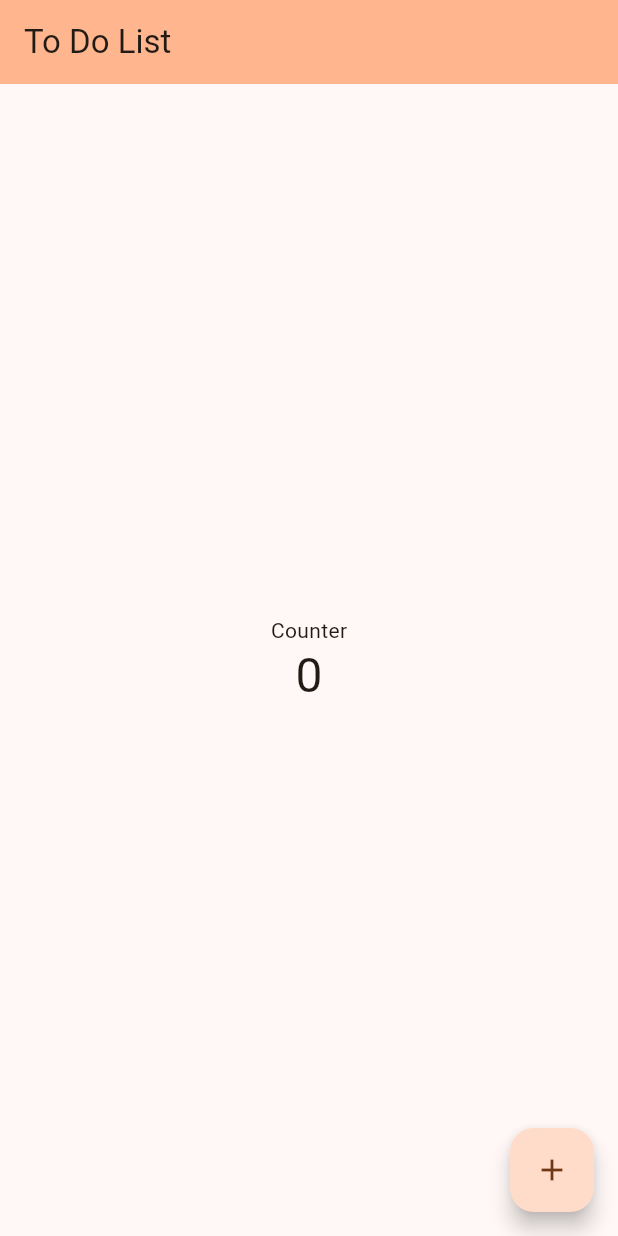
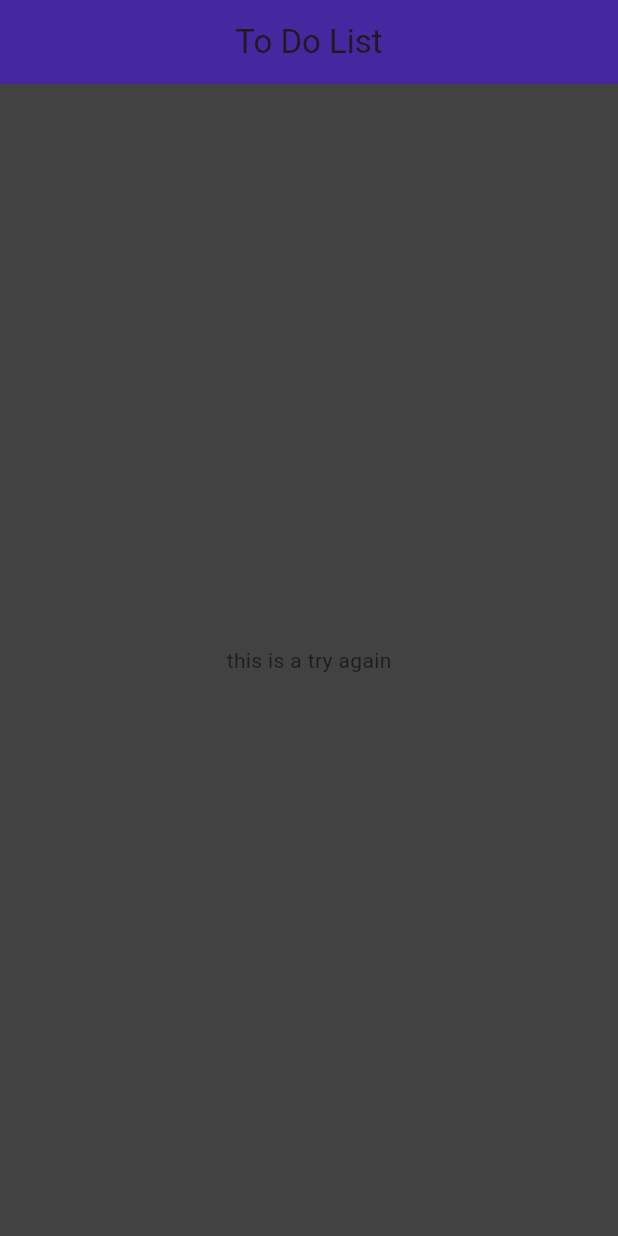
Before and after one commit to Mickeldeath/To-do-list-app--android-, a Flutter app: the screen it shows after launch, on a phone screen of 412 x 824 dp. Run offline on Flutter 3.47's test engine with Material 3 defaults, Android fonts, the phone set to English and light mode, and no system bars.

```diff
--- a/lib/main.dart
+++ b/lib/main.dart
@@ -1,125 +1,20 @@
 import 'package:flutter/material.dart';
 
 void main() {
-  runApp(const MyApp());
+  runApp(
+    MaterialApp(
+      home: Scaffold(
+        appBar: AppBar(
+          title: const Center(
+            child: Text("To Do List"),
+          ),
+          backgroundColor: Colors.deepPurple[800],
+        ),
+        body: const Center(
+          child: Text("this is a try again"),
+        ),
+        backgroundColor: Colors.grey[800],
+      ),
+    ),
+  );
 }
-
-class MyApp extends StatelessWidget {
-  const MyApp({super.key});
-
-  // This widget is the root of your application.
-  @override
-  Widget build(BuildContext context) {
-    return MaterialApp(
-      title: 'Flutter Demo',
-      theme: ThemeData(
-        // This is the theme of your application.
-        //
-        // TRY THIS: Try running your application with "flutter run". You'll see
-        // the application has a purple toolbar. Then, without quitting the app,
-        // try changing the seedColor in the colorScheme below to Colors.green
-        // and then invoke "hot reload" (save your changes or press the "hot
-        // reload" button in a Flutter-supported IDE, or press "r" if you used
-        // the command line to start the app).
-        //
-        // Notice that the counter didn't reset back to zero; the application
-        // state is not lost during the reload. To reset the state, use hot
-        // restart instead.
-        //
-        // This works for code too, not just values: Most code changes can be
-        // tested with just a hot reload.
-        colorScheme: ColorScheme.fromSeed(seedColor: Color.fromARGB(255, 255, 115, 0)),
-        useMaterial3: true,
-      ),
-      home: const MyHomePage(title: 'To Do List'),
-    );
-  }
-}
-
-class MyHomePage extends StatefulWidget {
-  const MyHomePage({super.key, required this.title});
-
-  // This widget is the home page of your application. It is stateful, meaning
-  // that it has a State object (defined below) that contains fields that affect
-  // how it looks.
-
-  // This class is the configuration for the state. It holds the values (in this
-  // case the title) provided by the parent (in this case the App widget) and
-  // used by the build method of the State. Fields in a Widget subclass are
-  // always marked "final".
-
-  final String title;
-
-  @override
-  State<MyHomePage> createState() => _MyHomePageState();
-}
-
-class _MyHomePageState extends State<MyHomePage> {
-  int _counter = 0;
-
-  void _incrementCounter() {
-    setState(() {
-      // This call to setState tells the Flutter framework that something has
-      // changed in this State, which causes it to rerun the build method below
-      // so that the display can reflect the updated values. If we changed
-      // _counter without calling setState(), then the build method would not be
-      // called again, and so nothing would appear to happen.
-      _counter++;
-    });
-  }
-
-  @override
-  Widget build(BuildContext context) {
-    // This method is rerun every time setState is called, for instance as done
-    // by the _incrementCounter method above.
-    //
-    // The Flutter framework has been optimized to make rerunning build methods
-    // fast, so that you can just rebuild anything that needs updating rather
-    // than having to individually change instances of widgets.
-    return Scaffold(
-      appBar: AppBar(
-        // TRY THIS: Try changing the color here to a specific color (to
-        // Colors.amber, perhaps?) and trigger a hot reload to see the AppBar
-        // change color while the other colors stay the same.
-        backgroundColor: Theme.of(context).colorScheme.inversePrimary,
-        // Here we take the value from the MyHomePage object that was created by
-        // the App.build method, and use it to set our appbar title.
-        title: Text(widget.title),
-      ),
-      body: Center(
-        // Center is a layout widget. It takes a single child and positions it
-        // in the middle of the parent.
-        child: Column(
-          // Column is also a layout widget. It takes a list of children and
-          // arranges them vertically. By default, it sizes itself to fit its
-          // children horizontally, and tries to be as tall as its parent.
-          //
-          // Column has various properties to control how it sizes itself and
-          // how it positions its children. Here we use mainAxisAlignment to
-          // center the children vertically; the main axis here is the vertical
-          // axis because Columns are vertical (the cross axis would be
-          // horizontal).
-          //
-          // TRY THIS: Invoke "debug painting" (choose the "Toggle Debug Paint"
-          // action in the IDE, or press "p" in the console), to see the
-          // wireframe for each widget.
-          mainAxisAlignment: MainAxisAlignment.center,
-          children: <Widget>[
-            const Text(
-              'Counter',
-            ),
-            Text(
-              '$_counter',
-              style: Theme.of(context).textTheme.headlineLarge,
-            ),
-          ],
-        ),
-      ),
-      floatingActionButton: FloatingActionButton(
-        onPressed: _incrementCounter,
-        tooltip: 'Increment',
-        child: const Icon(Icons.add),
-      ), // This trailing comma makes auto-formatting nicer for build methods.
-    );
-  }
-}
--- a/pubspec.yaml
+++ b/pubspec.yaml
@@ -59,9 +59,8 @@ flutter:
   uses-material-design: true
 
   # To add assets to your application, add an assets section, like this:
-  # assets:
-  #   - images/a_dot_burr.jpeg
-  #   - images/a_dot_ham.jpeg
+  assets:
+    - images/logo.png
 
   # An image asset can refer to one or more resolution-specific "variants", see
   # https://flutter.dev/assets-and-images/#resolution-aware
```
Also changed, not shown: images/logo.png (added), 6 other files.
